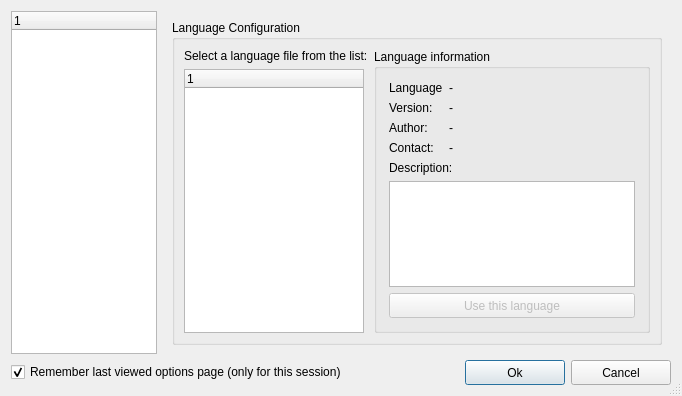
Before: the Qt Designer form ui/options.ui in ckorn/xvst, drawn with Qt 5.
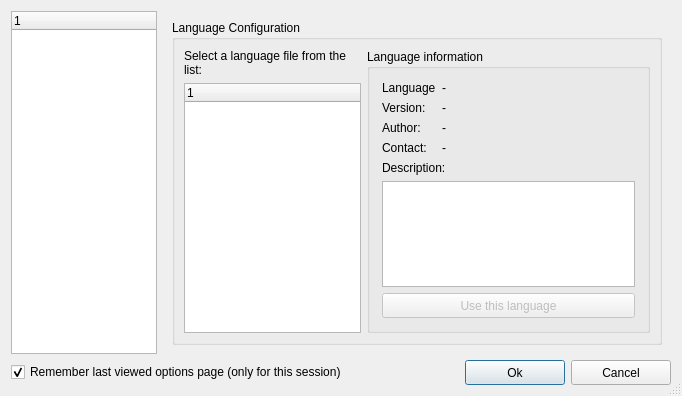
After: the same form once the commit is applied. The open tabs and pages were chosen to show the change. Icons and pictures are not drawn.

```diff
--- a/ui/options.ui
+++ b/ui/options.ui
@@ -261,10 +261,19 @@
             <property name="text" >
              <string>Select a language file from the list:</string>
             </property>
+            <property name="wordWrap" >
+             <bool>true</bool>
+            </property>
            </widget>
           </item>
           <item rowspan="2" row="0" column="1" >
            <widget class="QGroupBox" name="gpbLanguageInfo" >
+            <property name="sizePolicy" >
+             <sizepolicy vsizetype="Preferred" hsizetype="Expanding" >
+              <horstretch>0</horstretch>
+              <verstretch>0</verstretch>
+             </sizepolicy>
+            </property>
             <property name="title" >
              <string>Language information</string>
             </property>
```
Left out of the diff: 2 changed lines with no effect on the pictures.
